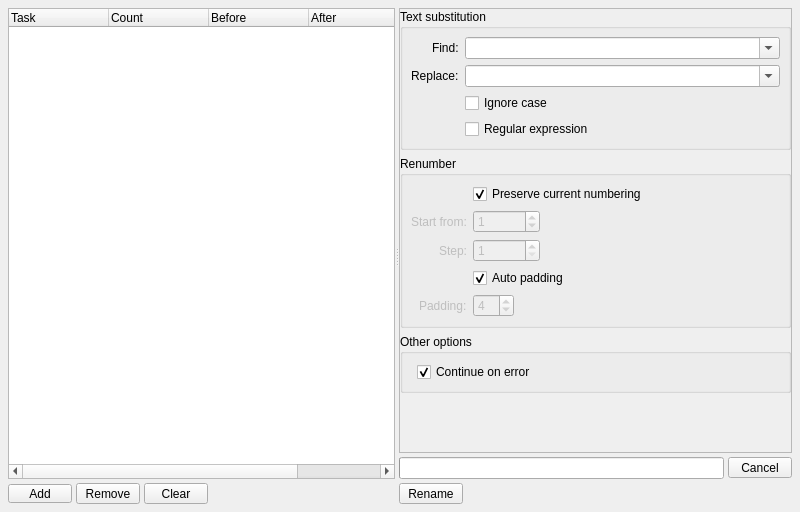
The window that core/ui/rename_ui.ui (mjbonnington/icarus-gps) describes before a commit, drawn with Qt 5.
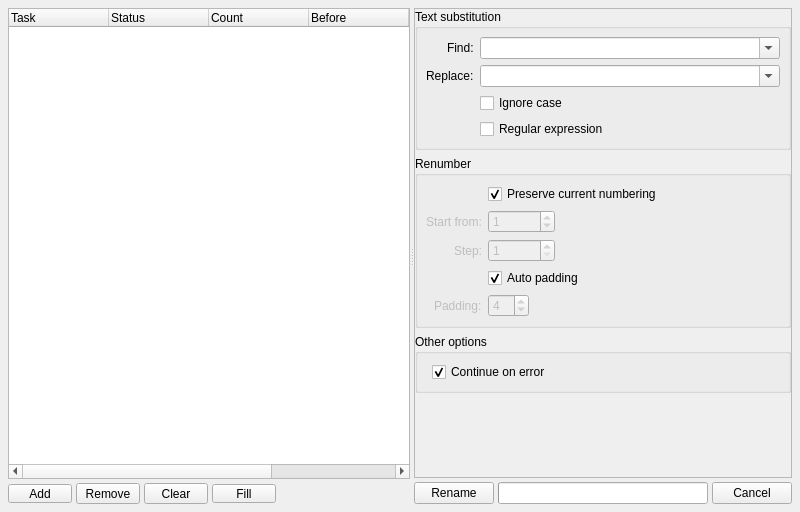
The same window after the commit. Icons and pictures are not drawn.

Commit message: Improved Sequence Rename tool

Patch:
```diff
--- a/core/ui/rename_ui.ui
+++ b/core/ui/rename_ui.ui
@@ -101,6 +101,11 @@
             <string>Task</string>
            </property>
           </column>
+          <column>
+           <property name="text">
+            <string>Status</string>
+           </property>
+          </column>
           <column>
            <property name="text">
             <string>Count</string>
@@ -235,6 +240,46 @@
              </property>
             </widget>
            </item>
+           <item>
+            <widget class="QToolButton" name="fill_toolButton">
+             <property name="minimumSize">
+              <size>
+               <width>64</width>
+               <height>0</height>
+              </size>
+             </property>
+             <property name="styleSheet">
+              <string notr="true">QToolButton {
+	padding-right: 12px;
+}
+
+QToolButton:pressed, QToolButton:checked:pressed {
+	padding-right: 11px;
+}
+</string>
+             </property>
+             <property name="text">
+              <string>Fill</string>
+             </property>
+             <property name="icon">
+              <iconset resource="rsc.qrc">
+               <normaloff>:/rsc/rsc/icon_rename.png</normaloff>
+               <disabledoff>:/rsc/rsc/icon_rename_disabled.png</disabledoff>:/rsc/rsc/icon_rename.png</iconset>
+             </property>
+             <property name="iconSize">
+              <size>
+               <width>15</width>
+               <height>15</height>
+              </size>
+             </property>
+             <property name="popupMode">
+              <enum>QToolButton::InstantPopup</enum>
+             </property>
+             <property name="toolButtonStyle">
+              <enum>Qt::ToolButtonTextBesideIcon</enum>
+             </property>
+            </widget>
+           </item>
            <item>
             <spacer name="toolbar_horizontalSpacer">
              <property name="orientation">
@@ -286,8 +331,8 @@
             <rect>
              <x>0</x>
              <y>0</y>
-             <width>384</width>
-             <height>444</height>
+             <width>373</width>
+             <height>467</height>
             </rect>
            </property>
            <property name="noBackground" stdset="0">
@@ -623,57 +668,6 @@
           </widget>
          </widget>
         </item>
-        <item>
-         <widget class="QFrame" name="sidebarStatusbar_frame">
-          <property name="frameShape">
-           <enum>QFrame::NoFrame</enum>
-          </property>
-          <property name="frameShadow">
-           <enum>QFrame::Plain</enum>
-          </property>
-          <property name="lineWidth">
-           <number>0</number>
-          </property>
-          <layout class="QHBoxLayout" name="sidebarStatusbar_horizontalLayout">
-           <property name="spacing">
-            <number>4</number>
-           </property>
-           <property name="margin">
-            <number>0</number>
-           </property>
-           <item>
-            <widget class="QProgressBar" name="rename_progressBar"/>
-           </item>
-           <item>
-            <widget class="QToolButton" name="cancel_toolButton">
-             <property name="minimumSize">
-              <size>
-               <width>64</width>
-               <height>0</height>
-              </size>
-             </property>
-             <property name="text">
-              <string>Cancel</string>
-             </property>
-             <property name="icon">
-              <iconset resource="rsc.qrc">
-               <normaloff>:/rsc/rsc/icon_cross.png</normaloff>
-               <disabledoff>:/rsc/rsc/icon_rename_disabled.png</disabledoff>:/rsc/rsc/icon_cross.png</iconset>
-             </property>
-             <property name="iconSize">
-              <size>
-               <width>15</width>
-               <height>15</height>
-              </size>
-             </property>
-             <property name="toolButtonStyle">
-              <enum>Qt::ToolButtonTextBesideIcon</enum>
-             </property>
-            </widget>
-           </item>
-          </layout>
-         </widget>
-        </item>
         <item>
          <widget class="QFrame" name="sidebarToolbar_frame">
           <property name="frameShape">
@@ -693,7 +687,7 @@
             <number>0</number>
            </property>
            <item>
-            <widget class="QToolButton" name="rename_toolButton">
+            <widget class="QPushButton" name="rename_pushButton">
              <property name="minimumSize">
               <size>
                <width>64</width>
@@ -714,23 +708,29 @@
                <height>15</height>
               </size>
              </property>
-             <property name="toolButtonStyle">
-              <enum>Qt::ToolButtonTextBesideIcon</enum>
-             </property>
             </widget>
            </item>
            <item>
-            <spacer name="sidebarToolbar_horizontalSpacer">
-             <property name="orientation">
-              <enum>Qt::Horizontal</enum>
+            <widget class="QProgressBar" name="rename_progressBar"/>
+           </item>
+           <item>
+            <widget class="QPushButton" name="cancel_pushButton">
+             <property name="minimumSize">
+              <size>
+               <width>64</width>
+               <height>0</height>
+              </size>
              </property>
-             <property name="sizeHint" stdset="0">
+             <property name="text">
+              <string>Cancel</string>
+             </property>
+             <property name="iconSize">
               <size>
-               <width>8</width>
-               <height>20</height>
+               <width>15</width>
+               <height>15</height>
               </size>
              </property>
-            </spacer>
+            </widget>
            </item>
           </layout>
          </widget>
```
Left out of the diff: 37 changed lines with no effect on the pictures. The commit also changes 5 other files.
